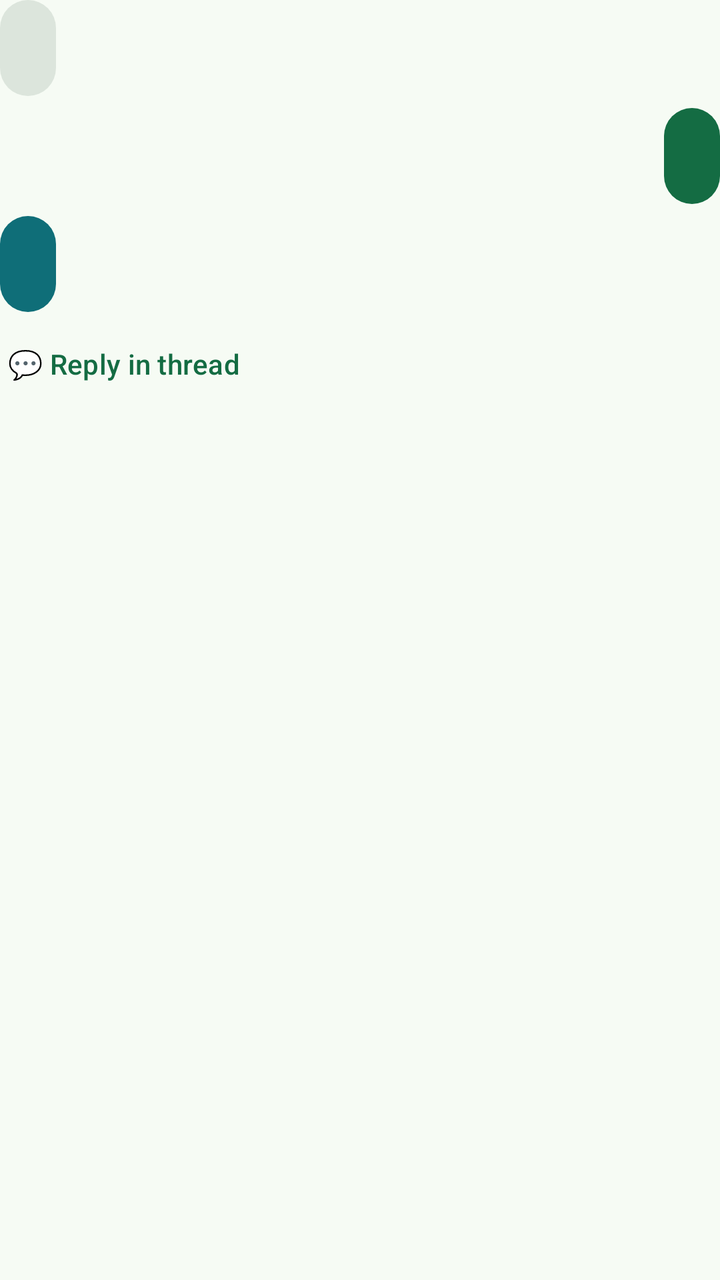
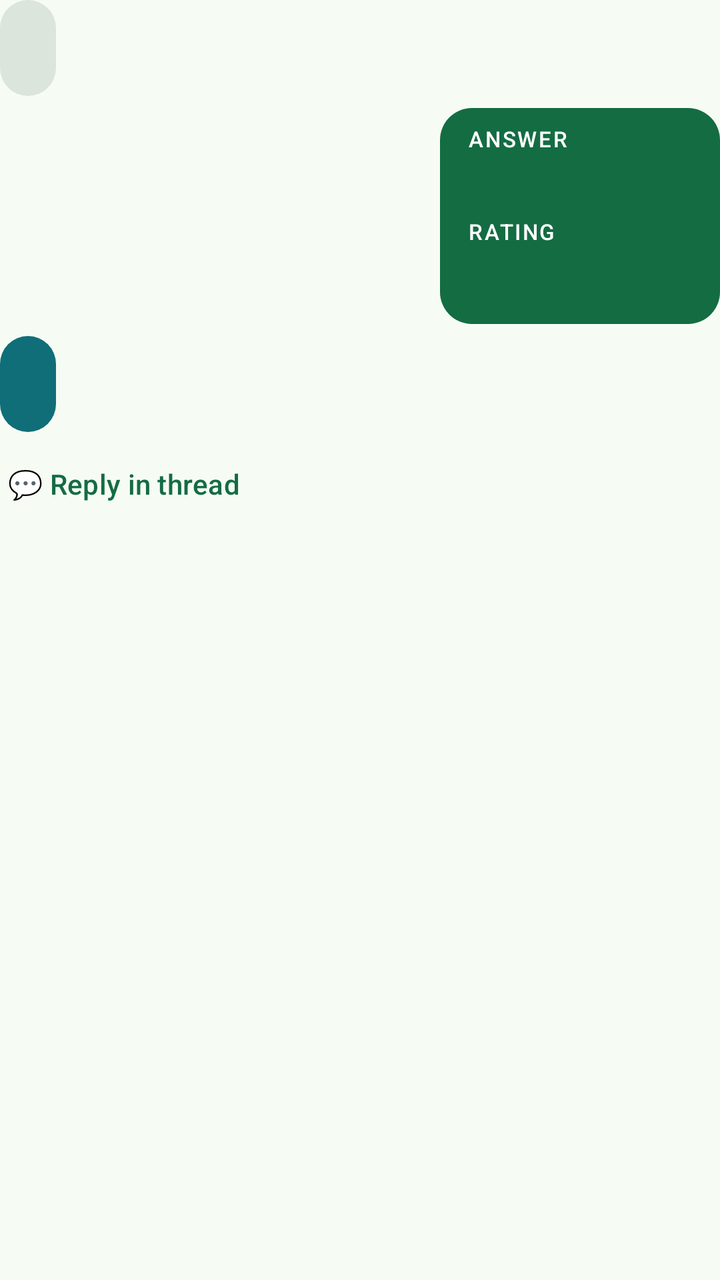

Screens rendered from an Android XML layout before and after an edit, with the pre-edit source and the edit as a unified diff.
<!-- AndroidManifest.xml: application theme Theme.VoiceSrs -->
<!-- res/layout/item_chat_turn.xml -->
<?xml version="1.0" encoding="utf-8"?>
<LinearLayout xmlns:android="http://schemas.android.com/apk/res/android"
    android:layout_width="match_parent"
    android:layout_height="wrap_content"
    android:orientation="vertical"
    android:paddingBottom="12dp">

    
    <TextView
        android:id="@+id/cardBubble"
        android:layout_width="wrap_content"
        android:layout_height="wrap_content"
        android:layout_gravity="start"
        android:layout_marginEnd="56dp"
        android:background="@drawable/bg_bubble_card"
        android:ellipsize="end"
        android:maxLines="2"
        android:minHeight="48dp"
        android:paddingStart="14dp"
        android:paddingTop="10dp"
        android:paddingEnd="14dp"
        android:paddingBottom="10dp"
        android:textAppearance="?attr/textAppearanceBodyLarge"
        android:textColor="?attr/colorOnSurfaceVariant" />

    
    <TextView
        android:id="@+id/userBubble"
        android:layout_width="wrap_content"
        android:layout_height="wrap_content"
        android:layout_gravity="end"
        android:layout_marginStart="56dp"
        android:layout_marginTop="6dp"
        android:background="@drawable/bg_bubble_user"
        android:minHeight="48dp"
        android:paddingStart="14dp"
        android:paddingTop="10dp"
        android:paddingEnd="14dp"
        android:paddingBottom="10dp"
        android:textAppearance="?attr/textAppearanceBodyLarge"
        android:textColor="@color/bubble_user_on" />

    
    <LinearLayout
        android:id="@+id/aiBubble"
        android:layout_width="wrap_content"
        android:layout_height="wrap_content"
        android:layout_gravity="start"
        android:layout_marginTop="6dp"
        android:layout_marginEnd="56dp"
        android:background="@drawable/bg_bubble_ai"
        android:minHeight="48dp"
        android:orientation="vertical"
        android:paddingStart="14dp"
        android:paddingTop="10dp"
        android:paddingEnd="14dp"
        android:paddingBottom="10dp">

        <LinearLayout
            android:id="@+id/explSection"
            android:layout_width="wrap_content"
            android:layout_height="wrap_content"
            android:orientation="vertical">

            <TextView
                android:id="@+id/explBadge"
                android:layout_width="wrap_content"
                android:layout_height="wrap_content"
                android:contentDescription="@string/expl_badge_cd"
                android:minHeight="48dp"
                android:gravity="center_vertical"
                android:text="@string/expl_badge"
                android:textAppearance="?attr/textAppearanceLabelLarge"
                android:textColor="@color/bubble_ai_on"
                android:visibility="gone" />

            <TextView
                android:id="@+id/explStatus"
                android:layout_width="wrap_content"
                android:layout_height="wrap_content"
                android:textAppearance="?attr/textAppearanceBodyMedium"
                android:textColor="@color/bubble_ai_on" />

            <TextView
                android:id="@+id/explBody"
                android:layout_width="wrap_content"
                android:layout_height="wrap_content"
                android:textAppearance="?attr/textAppearanceBodyMedium"
                android:textColor="@color/bubble_ai_on"
                android:visibility="gone" />

            <Button
                android:id="@+id/explRetry"
                style="@style/Widget.Material3.Button.TextButton"
                android:layout_width="wrap_content"
                android:layout_height="wrap_content"
                android:minHeight="48dp"
                android:text="@string/expl_retry"
                android:textColor="@color/bubble_ai_on"
                android:visibility="gone" />
        </LinearLayout>
    </LinearLayout>

    <TextView
        android:id="@+id/threadLink"
        android:layout_width="wrap_content"
        android:layout_height="wrap_content"
        android:layout_gravity="start"
        android:layout_marginTop="2dp"
        android:background="?attr/selectableItemBackground"
        android:minHeight="48dp"
        android:gravity="center_vertical"
        android:paddingStart="4dp"
        android:paddingEnd="8dp"
        android:text="@string/thread_reply"
        android:textAppearance="?attr/textAppearanceLabelLarge"
        android:textColor="?attr/colorPrimary" />
</LinearLayout>
<!-- resources referenced by this layout -->
<resources>
  <color name="bubble_ai_on">#FFFFFF</color>
  <color name="bubble_user_on">#FFFFFF</color>
  <!-- drawable bg_bubble_ai (drawable) -->
  <?xml version="1.0" encoding="utf-8"?>
  <shape xmlns:android="http://schemas.android.com/apk/res/android"
      android:shape="rectangle">
      <solid android:color="@color/bubble_ai" />
      <corners android:radius="16dp" />
  </shape>
  <!-- drawable bg_bubble_card (drawable) -->
  <?xml version="1.0" encoding="utf-8"?>
  <shape xmlns:android="http://schemas.android.com/apk/res/android"
      android:shape="rectangle">
      <solid android:color="@color/md_theme_surfaceVariant" />
      <corners android:radius="16dp" />
  </shape>
  <!-- drawable bg_bubble_user (drawable) -->
  <?xml version="1.0" encoding="utf-8"?>
  <shape xmlns:android="http://schemas.android.com/apk/res/android"
      android:shape="rectangle">
      <solid android:color="@color/bubble_user" />
      <corners android:radius="16dp" />
  </shape>
  <string name="expl_badge">● New</string>
  <string name="expl_badge_cd">Explanation ready, unread</string>
  <string name="expl_retry">Retry</string>
  <string name="thread_reply">💬 Reply in thread</string>
  <color name="bubble_ai">#0F6E78</color>
  <color name="md_theme_surfaceVariant">#DCE5DC</color>
  <color name="bubble_user">#146C43</color>
  <color name="md_theme_primary">#146C43</color>
  <color name="md_theme_onPrimary">#FFFFFF</color>
  <color name="md_theme_primaryContainer">#A4F4C4</color>
  <color name="md_theme_onPrimaryContainer">#002110</color>
  <color name="md_theme_secondary">#4D6356</color>
  <color name="md_theme_onSecondary">#FFFFFF</color>
  <color name="md_theme_secondaryContainer">#D0E8D8</color>
  <color name="md_theme_onSecondaryContainer">#0B1F15</color>
  <color name="md_theme_tertiary">#3C6472</color>
  <color name="md_theme_onTertiary">#FFFFFF</color>
  <color name="md_theme_tertiaryContainer">#C0E9FA</color>
  <color name="md_theme_onTertiaryContainer">#001F28</color>
  <color name="md_theme_background">#F6FBF4</color>
  <color name="md_theme_surface">#F6FBF4</color>
  <color name="md_theme_onSurface">#171D19</color>
  <color name="md_theme_onSurfaceVariant">#404943</color>
  <color name="md_theme_outline">#707973</color>
  <color name="md_theme_error">#BA1A1A</color>
  <color name="md_theme_onError">#FFFFFF</color>
  <!-- unchanged entries left out for length: 1 -->
</resources>

<!-- the commit's change to res/layout/item_chat_turn.xml (unified diff, before → after) -->
@@ -24,7 +24,7 @@
         android:textColor="?attr/colorOnSurfaceVariant" />
 
     
-    <TextView
+    <LinearLayout
         android:id="@+id/userBubble"
         android:layout_width="wrap_content"
         android:layout_height="wrap_content"
@@ -32,13 +32,53 @@
         android:layout_marginStart="56dp"
         android:layout_marginTop="6dp"
         android:background="@drawable/bg_bubble_user"
-        android:minHeight="48dp"
+        android:minWidth="140dp"
+        android:orientation="vertical"
         android:paddingStart="14dp"
-        android:paddingTop="10dp"
+        android:paddingTop="8dp"
         android:paddingEnd="14dp"
-        android:paddingBottom="10dp"
-        android:textAppearance="?attr/textAppearanceBodyLarge"
-        android:textColor="@color/bubble_user_on" />
+        android:paddingBottom="10dp">
+
+        <TextView
+            android:id="@+id/userAnswerLabel"
+            android:layout_width="wrap_content"
+            android:layout_height="wrap_content"
+            android:letterSpacing="0.08"
+            android:text="@string/bubble_answer_label"
+            android:textAllCaps="true"
+            android:textAppearance="?attr/textAppearanceLabelSmall"
+            android:textColor="@color/bubble_user_on" />
+
+        <TextView
+            android:id="@+id/userAnswerText"
+            android:layout_width="wrap_content"
+            android:layout_height="wrap_content"
+            android:layout_marginTop="2dp"
+            android:textAppearance="?attr/textAppearanceBodyLarge"
+            android:textColor="@color/bubble_user_on" />
+
+        <TextView
+            android:id="@+id/userRatingLabel"
+            android:layout_width="wrap_content"
+            android:layout_height="wrap_content"
+            android:layout_marginTop="8dp"
+            android:letterSpacing="0.08"
+            android:text="@string/bubble_rating_label"
+            android:textAllCaps="true"
+            android:textAppearance="?attr/textAppearanceLabelSmall"
+            android:textColor="@color/bubble_user_on" />
+
+        <TextView
+            android:id="@+id/userRatingPill"
+            android:layout_width="wrap_content"
+            android:layout_height="wrap_content"
+            android:layout_marginTop="4dp"
+            android:paddingStart="10dp"
+            android:paddingTop="3dp"
+            android:paddingEnd="10dp"
+            android:paddingBottom="3dp"
+            android:textAppearance="?attr/textAppearanceLabelLarge" />
+    </LinearLayout>
 
     
     <LinearLayout
@@ -89,6 +129,16 @@
                 android:textColor="@color/bubble_ai_on"
                 android:visibility="gone" />
 
+            <TextView
+                android:id="@+id/explFooter"
+                android:layout_width="wrap_content"
+                android:layout_height="wrap_content"
+                android:layout_marginTop="8dp"
+                android:alpha="0.75"
+                android:textAppearance="?attr/textAppearanceBodySmall"
+                android:textColor="@color/bubble_ai_on"
+                android:visibility="gone" />
+
             <Button
                 android:id="@+id/explRetry"
                 style="@style/Widget.Material3.Button.TextButton"
<!-- resource entries referenced after the edit -->
@@ -23,6 +23,8 @@
       <solid android:color="@color/bubble_user" />
       <corners android:radius="16dp" />
   </shape>
+  <string name="bubble_answer_label">Answer</string>
+  <string name="bubble_rating_label">Rating</string>
   <string name="expl_badge">● New</string>
   <string name="expl_badge_cd">Explanation ready, unread</string>
   <string name="expl_retry">Retry</string>
